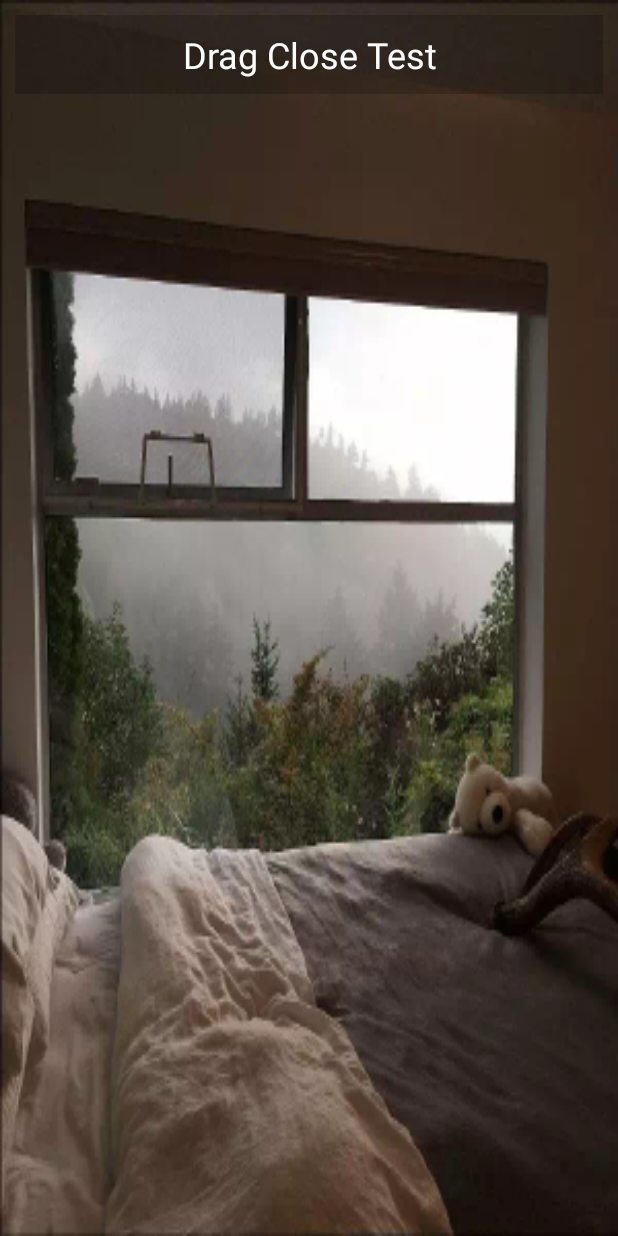
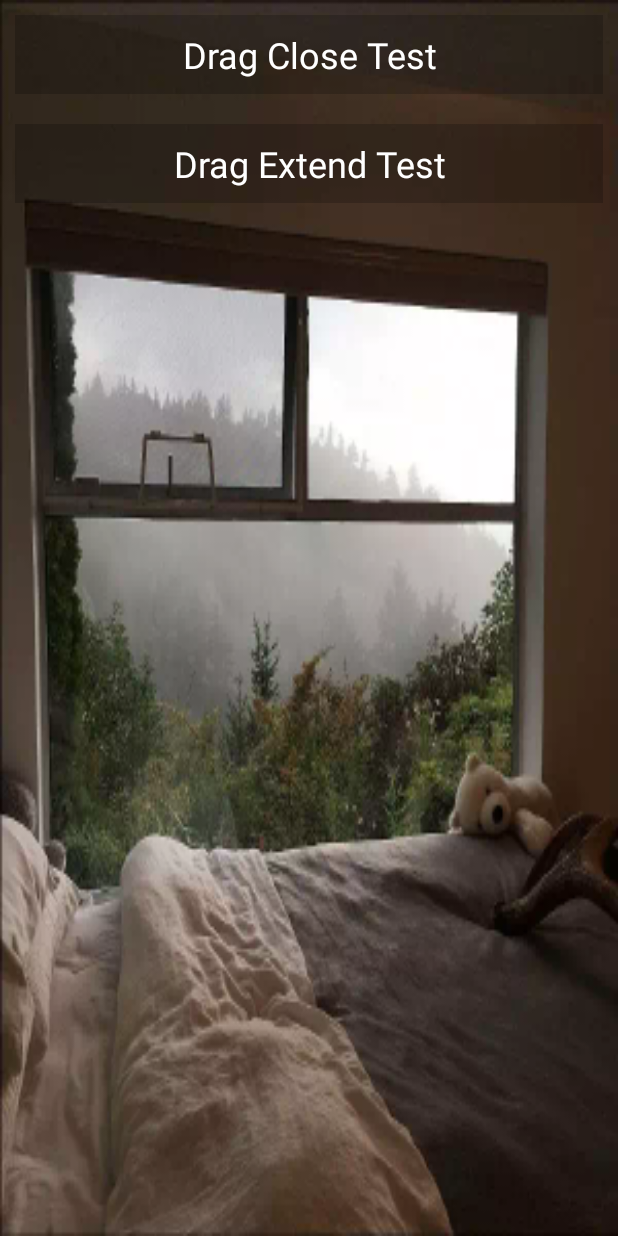
Before and after one commit to funnywolfdadada/LittleDemon, an Android app: the screen it shows after launch (MainActivity), on a phone screen of 412 x 824 dp. Run offline under Robolectric (Android 15) with nearby library versions, the phone set to English and light mode, and no system bars.

Commit message:
add DragExtendLayout

```diff
--- a/app/src/main/java/com/funnywolf/littledemon/MainActivity.kt
+++ b/app/src/main/java/com/funnywolf/littledemon/MainActivity.kt
@@ -2,8 +2,10 @@ package com.funnywolf.littledemon
 
 import android.support.v7.app.AppCompatActivity
 import android.os.Bundle
+import android.support.v4.app.Fragment
 import android.view.View
 import com.funnywolf.littledemon.fragments.DragCloseFragment
+import com.funnywolf.littledemon.fragments.DragExtendFragment
 import kotlinx.android.synthetic.main.activity_main.*
 
 class MainActivity : AppCompatActivity() {
@@ -16,13 +18,20 @@ class MainActivity : AppCompatActivity() {
     }
 
     private fun initViews() {
-        dragClose.setOnClickListener(this::openDragCloseTest)
+        dragClose.setOnClickListener {
+            openFragment(DragCloseFragment())
+        }
+
+        dragExtend.setOnClickListener {
+            openFragment(DragExtendFragment())
+        }
+
     }
 
-    private fun openDragCloseTest(v: View) {
+    private fun openFragment(fragment: Fragment) {
         supportFragmentManager
             .beginTransaction()
-            .add(R.id.fragment_content, DragCloseFragment())
+            .add(R.id.fragment_content, fragment)
             .commit()
     }
 }
--- a/app/src/main/res/layout/activity_main.xml
+++ b/app/src/main/res/layout/activity_main.xml
@@ -25,6 +25,18 @@
                 android:layout_width="match_parent"
                 android:layout_height="wrap_content"/>
 
+        <TextView
+                android:id="@+id/dragExtend"
+                android:text="Drag Extend Test"
+                android:textSize="24sp"
+                android:textColor="#FFFF"
+                android:background="#3000"
+                android:layout_margin="10dp"
+                android:padding="10dp"
+                android:gravity="center"
+                android:layout_width="match_parent"
+                android:layout_height="wrap_content"/>
+
     </LinearLayout>
 
 </FrameLayout>
```
Also changed, not shown: app/src/main/java/com/funnywolf/littledemon/fragments/DragExtendFragment.kt (added, +32 -0 lines), app/src/main/java/com/funnywolf/littledemon/utils/DisplayUtils.kt (added, +7 -0 lines), app/src/main/java/com/funnywolf/littledemon/views/DragExtentLayout.kt (added, +72 -0 lines), app/src/main/res/layout/fragment_layout_drag_extent.xml (added, +8 -0 lines), app/src/main/res/layout/layout_drag_extend.xml (added, +12 -0 lines).
